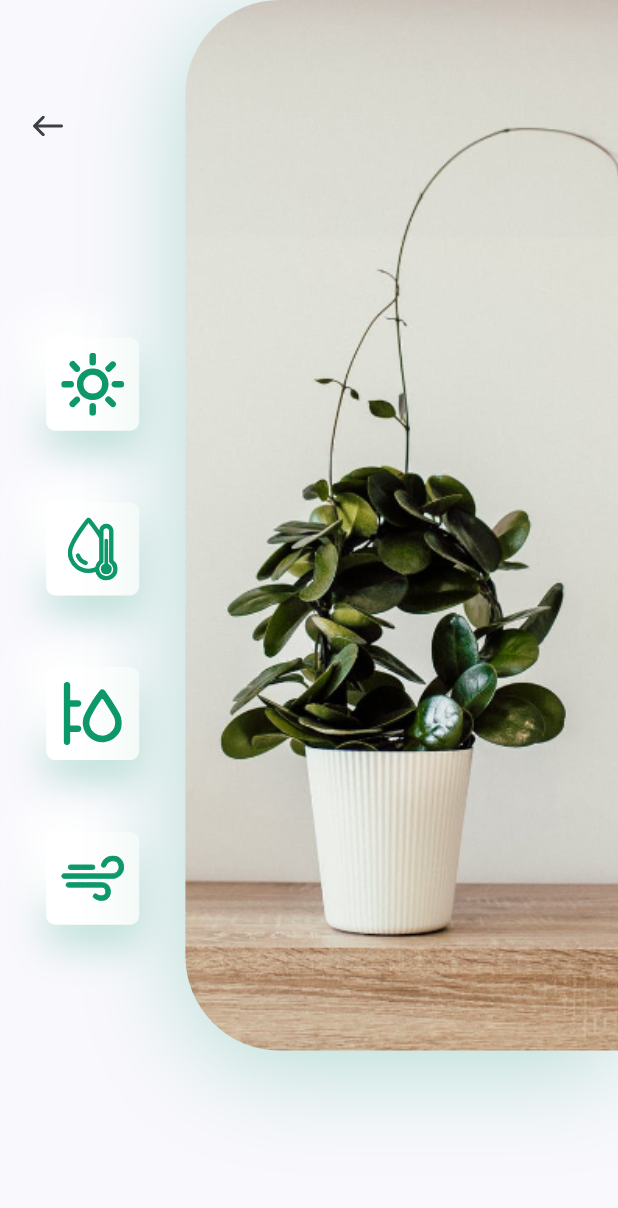
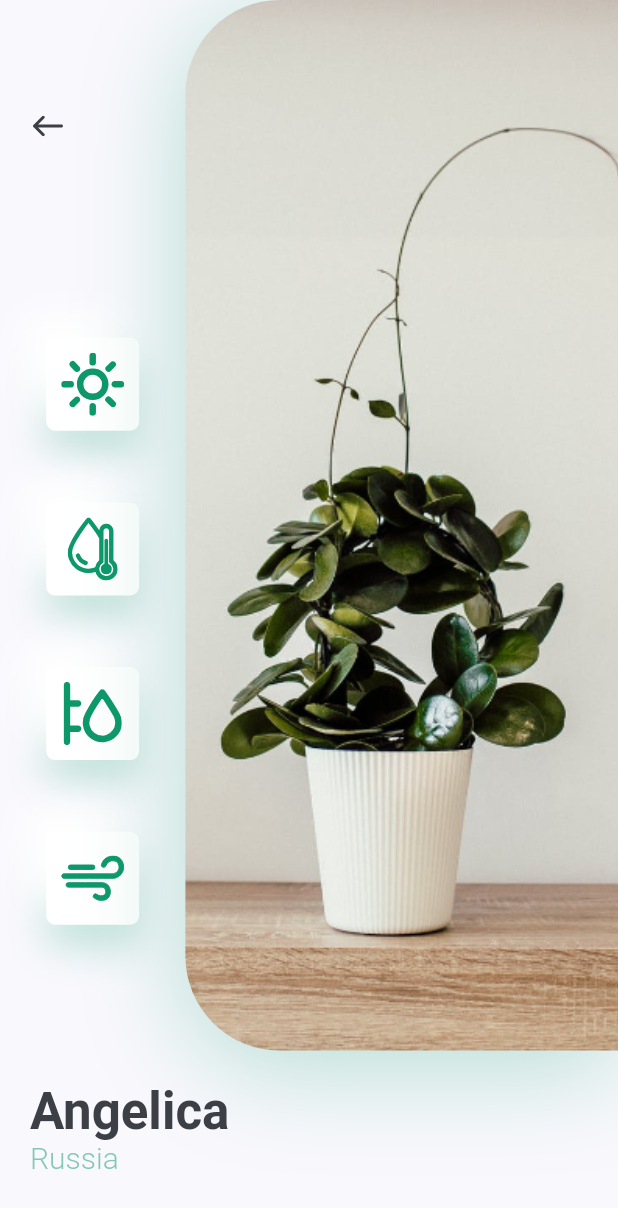
Before and after one commit to Saeed-Sabra/plant_app, a Flutter app: the DetailsScreen screen opened directly, on a phone screen of 412 x 824 dp. Shown: the top 1208 px of the screen. Run offline on Flutter 3.47's test engine with Material 2 defaults, Android fonts, the phone set to English and light mode, and no system bars; our stand-ins replace flutter_svg.

Commit message:
finish images and icon

```diff
--- a/lib/screens/details/components/body.dart
+++ b/lib/screens/details/components/body.dart
@@ -1,7 +1,7 @@
 import 'package:flutter/material.dart';
 import 'package:flutter_svg/svg.dart';
 import 'package:plant_app/constants.dart';
-import 'package:plant_app/screens/details/components/icon_card.dart';
+import 'package:plant_app/screens/details/components/image_and_icons.dart';
 
 class Body extends StatelessWidget {
   const Body({super.key});
@@ -12,64 +12,37 @@ class Body extends StatelessWidget {
     return SingleChildScrollView(
       child: Column(
         children: [
+          ImageAndIcons(size: size),
           Padding(
-            padding: const EdgeInsets.only(
-              bottom: kDefaultPadding * 3,
-            ),
-            child: SizedBox(
-              height: size.height * 0.85,
+            padding: const EdgeInsets.symmetric(horizontal: kDefaultPadding),
             child: Row(
               children: [
-                  Expanded(
-                    child: Padding(
-                      padding: const EdgeInsets.symmetric(
-                          vertical: kDefaultPadding * 3),
-                      child: Column(
+                RichText(
+                  text: TextSpan(
                     children: [
-                          Align(
-                            alignment: Alignment.topLeft,
-                            child: IconButton(
-                              padding: const EdgeInsets.symmetric(
-                                  horizontal: kDefaultPadding),
-                              onPressed: () {
-                                Navigator.pop(context);
-                              },
-                              icon: SvgPicture.asset(
-                                  "assets/icons/back_arrow.svg"),
+                      TextSpan(
+                        text: "Angelica\n",
+                        style: Theme.of(context)
+                            .textTheme
+                            .headlineMedium!
+                            .copyWith(
+                              color: kTextColor,
+                              fontWeight: FontWeight.bold,
                             ),
                       ),
-                          const Spacer(),
-                          const IconCard(icon: "assets/icons/sun.svg"),
-                          const IconCard(icon: "assets/icons/icon_2.svg"),
-                          const IconCard(icon: "assets/icons/icon_3.svg"),
-                          const IconCard(icon: "assets/icons/icon_4.svg"),
+                      TextSpan(
+                        text: "Russia",
+                        style: TextStyle(
+                          fontSize: 20,
+                          color: kPrimaryColor.withOpacity(0.5),
+                          fontWeight: FontWeight.w300,
+                        ),
+                      )
                     ],
                   ),
                 ),
-                  ),
-                  Container(
-                    height: size.height * 0.9,
-                    width: size.width * 0.7,
-                    decoration: BoxDecoration(
-                      borderRadius: const BorderRadius.only(
-                          topLeft: Radius.circular(63),
-                          bottomLeft: Radius.circular(63)),
-                      boxShadow: [
-                        BoxShadow(
-                          offset: const Offset(0, 10),
-                          blurRadius: 60,
-                          color: kPrimaryColor.withOpacity(0.29),
-                        )
+                Spacer(),
               ],
-                      image: const DecorationImage(
-                        image: AssetImage("assets/images/img1.png"),
-                        fit: BoxFit.cover,
-                        alignment: Alignment.centerLeft,
-                      ),
-                    ),
-                  ),
-                ],
-              ),
             ),
           ),
         ],
--- /dev/null
+++ b/lib/screens/details/components/image_and_icons.dart
@@ -0,0 +1,77 @@
+import 'package:flutter/material.dart';
+import 'package:flutter_svg/svg.dart';
+import 'package:plant_app/screens/details/components/icon_card.dart';
+
+import '../../../constants.dart';
+
+class ImageAndIcons extends StatelessWidget {
+  const ImageAndIcons({
+    super.key,
+    required this.size,
+  });
+
+  final Size size;
+
+  @override
+  Widget build(BuildContext context) {
+    return Padding(
+      padding: const EdgeInsets.only(
+        bottom: kDefaultPadding,
+      ),
+      child: SizedBox(
+        height: size.height * 0.85,
+        child: Row(
+          children: [
+            Expanded(
+              child: Padding(
+                padding:
+                    const EdgeInsets.symmetric(vertical: kDefaultPadding * 3),
+                child: Column(
+                  children: [
+                    Align(
+                      alignment: Alignment.topLeft,
+                      child: IconButton(
+                        padding: const EdgeInsets.symmetric(
+                            horizontal: kDefaultPadding),
+                        onPressed: () {
+                          Navigator.pop(context);
+                        },
+                        icon: SvgPicture.asset("assets/icons/back_arrow.svg"),
+                      ),
+                    ),
+                    const Spacer(),
+                    const IconCard(icon: "assets/icons/sun.svg"),
+                    const IconCard(icon: "assets/icons/icon_2.svg"),
+                    const IconCard(icon: "assets/icons/icon_3.svg"),
+                    const IconCard(icon: "assets/icons/icon_4.svg"),
+                  ],
+                ),
+              ),
+            ),
+            Container(
+              height: size.height * 0.9,
+              width: size.width * 0.7,
+              decoration: BoxDecoration(
+                borderRadius: const BorderRadius.only(
+                    topLeft: Radius.circular(63),
+                    bottomLeft: Radius.circular(63)),
+                boxShadow: [
+                  BoxShadow(
+                    offset: const Offset(0, 10),
+                    blurRadius: 60,
+                    color: kPrimaryColor.withOpacity(0.29),
+                  )
+                ],
+                image: const DecorationImage(
+                  image: AssetImage("assets/images/img1.png"),
+                  fit: BoxFit.cover,
+                  alignment: Alignment.centerLeft,
+                ),
+              ),
+            ),
+          ],
+        ),
+      ),
+    );
+  }
+}
```
Lines whose indentation alone changed are shown as unchanged.
